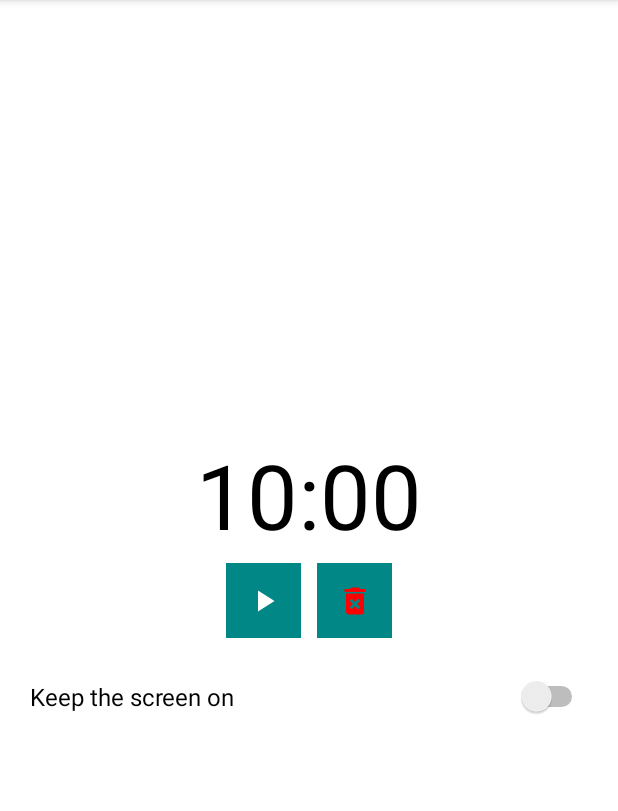
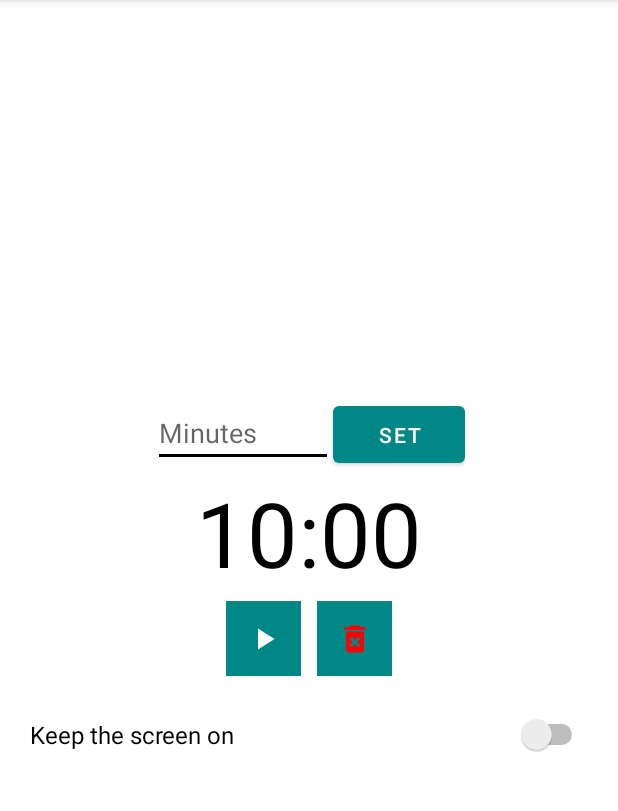
Before and after one commit to thpir/Galaxy-Alarm-Clock, an Android app: the fragment TabFragment3 shown on its own in the app's theme, on a phone screen of 412 x 824 dp, the part 84-895 px from its top. Run offline under Robolectric (Android 15) with nearby library versions, the phone set to English and light mode, and no system bars.

Commit message:
Timer updated

```diff
--- a/app/src/main/java/com/example/galaxyalarmclock/TabFragment3.java
+++ b/app/src/main/java/com/example/galaxyalarmclock/TabFragment3.java
@@ -1,54 +1,43 @@
 package com.example.galaxyalarmclock;
 
-import android.media.Image;
+import android.content.Context;
+import android.content.SharedPreferences;
 import android.os.Bundle;
 
 import androidx.fragment.app.Fragment;
 
 import android.os.CountDownTimer;
-import android.os.SystemClock;
 import android.view.LayoutInflater;
 import android.view.View;
 import android.view.ViewGroup;
 import android.view.WindowManager;
+import android.view.inputmethod.InputMethod;
+import android.view.inputmethod.InputMethodManager;
+import android.widget.Button;
 import android.widget.CompoundButton;
+import android.widget.EditText;
 import android.widget.ImageButton;
 import android.widget.Switch;
 import android.widget.TextView;
+import android.widget.Toast;
 
 import java.util.Locale;
 
 public class TabFragment3 extends Fragment {
 
     private View mView;
-    private ImageButton mPlay;
-    private ImageButton mReset;
+    private ImageButton mButtonPlay;
+    private ImageButton mButtonReset;
+    private Button mButtonSet;
+    private EditText mEditTextInput;
     private TextView mTextviewCountdown;
     private CountDownTimer mCountDownTimer;
     private boolean mTimerRunning;
     private boolean keepScreenOn = false;
-    private static final long startTimeInMillis = 600000;
-    private long mTimeLeftInMillis = startTimeInMillis;
+    private long mStartTimeInMillis;
+    private long mTimeLeftInMillis = mStartTimeInMillis;
     private long mEndTime;
     private Switch mSwitch;
-
-    @Override
-    public void onActivityCreated(Bundle savedInstanceState) {
-        super.onActivityCreated(savedInstanceState);
-        // restore instances
-        if (savedInstanceState != null) {
-            keepScreenOn = savedInstanceState.getBoolean(getKeepScreenOn());
-            mTimeLeftInMillis = savedInstanceState.getLong(getMillisLeft());
-            mTimerRunning = savedInstanceState.getBoolean(getTimerRunning());
-            updateCountDownText();
-
-            if(mTimerRunning) {
-                mEndTime = savedInstanceState.getLong(getEndTime());
-                mTimeLeftInMillis = mEndTime - System.currentTimeMillis();
-                startTimer();
-            }
-        }
-    }
 
     @Override
     public View onCreateView(LayoutInflater inflater, ViewGroup container,
@@ -56,27 +45,66 @@ public class TabFragment3 extends Fragment {
         // Inflate the layout for this fragment
         mView = inflater.inflate(R.layout.tab_fragment3, container, false);
         mSwitch = (Switch) mView.findViewById(R.id.switch3);
-        mPlay = (ImageButton) mView.findViewById(R.id.imagebuttonPlay);
-        mReset = (ImageButton) mView.findViewById(R.id.imagebuttonReset);
+        mButtonPlay = (ImageButton) mView.findViewById(R.id.imagebuttonPlay);
+        mButtonReset = (ImageButton) mView.findViewById(R.id.imagebuttonReset);
+        mButtonSet = (Button) mView.findViewById(R.id.buttonSet);
+        mEditTextInput = (EditText) mView.findViewById(R.id.edittextInput);
         mTextviewCountdown = (TextView) mView.findViewById(R.id.textviewCountdown);
-        configureImagebuttons();
-        updateCountDownText();
+        configureButtonClicks();
+        //updateCountDownText(); is already called in onStart function
         return mView;
     }
 
     @Override
-    public void onSaveInstanceState(Bundle outState) {
-        super.onSaveInstanceState(outState);
-        // save instances
-        outState.putLong(getMillisLeft(), mTimeLeftInMillis());
-        outState.putBoolean(getTimerRunning(), mTimerRunning());
-        outState.putLong(getEndTime(), mEndTime());
-        outState.putBoolean(getKeepScreenOn(), keepScreenOn());
+    public void onStop() {
+        super.onStop();
+
+        SharedPreferences mSharedPreferences = getActivity().getSharedPreferences(getSharedPreferences(), Context.MODE_PRIVATE);
+        SharedPreferences.Editor mEditor = mSharedPreferences.edit();
+
+        mEditor.putLong("startTimeInMillis", mStartTimeInMillis);
+        mEditor.putLong(getMillisLeft(), mTimeLeftInMillis());
+        mEditor.putBoolean(getTimerRunning(), mTimerRunning());
+        mEditor.putLong(getEndTime(), mEndTime());
+        mEditor.putBoolean(getKeepScreenOn(), keepScreenOn());
+
+        mEditor.apply(); // save instances
+
+        if (mCountDownTimer != null) {
+            mCountDownTimer.cancel(); // stop the countdown timer
+        }
     }
 
-    private void configureImagebuttons() {
+    @Override
+    public void onStart() {
+        super.onStart();
 
-        mPlay.setOnClickListener(new View.OnClickListener() {
+        SharedPreferences mSharedPreferences = getActivity().getSharedPreferences(getSharedPreferences(), Context.MODE_PRIVATE);
+
+        mStartTimeInMillis = mSharedPreferences.getLong("startTimeInMillis", 600000);
+        mTimeLeftInMillis = mSharedPreferences.getLong(getMillisLeft(), mStartTimeInMillis);
+        mTimerRunning = mSharedPreferences.getBoolean(getTimerRunning(), false);
+        keepScreenOn = mSharedPreferences.getBoolean(getKeepScreenOn(), false);
+
+        updateCountDownText();
+
+        if(mTimerRunning) {
+            mEndTime = mSharedPreferences.getLong(getEndTime(), 0);
+            mTimeLeftInMillis = mEndTime - System.currentTimeMillis();
+
+            if (mTimeLeftInMillis < 0) {
+                mTimeLeftInMillis = 0;
+                mTimerRunning = false;
+                updateCountDownText();
+            } else {
+                startTimer();
+            }
+        }
+    }
+
+    private void configureButtonClicks() {
+
+        mButtonPlay.setOnClickListener(new View.OnClickListener() {
             @Override
             public void onClick(View view) {
                 if (mTimerRunning) {
@@ -87,10 +115,32 @@ public class TabFragment3 extends Fragment {
             }
         });
 
-        mReset.setOnClickListener(new View.OnClickListener() {
+        mButtonReset.setOnClickListener(new View.OnClickListener() {
             @Override
             public void onClick(View view) {
                 resetTimer();
+            }
+        });
+
+        mButtonSet.setOnClickListener(new View.OnClickListener() {
+            @Override
+            public void onClick(View view) {
+                String input = mEditTextInput.getText().toString();
+                if (input.length() == 0) {
+                    Toast.makeText(getActivity(), "Fill in any number of minutes", Toast.LENGTH_SHORT).show();
+                    return;
+                }
+
+                long millisInput = Long.parseLong(input) * 60000;
+
+                if (millisInput == 0) {
+                    Toast.makeText(getActivity(), "Please enter a positive number", Toast.LENGTH_SHORT).show();
+                    return;
+                }
+
+                resetTimer(); //if the timer is running we need to reset the running timer to set it to a new value
+                setTime(millisInput);
+                mEditTextInput.setText("");
             }
         });
 
@@ -120,19 +170,19 @@ public class TabFragment3 extends Fragment {
             @Override
             public void onFinish() {
                 mTimerRunning = false;
-                mPlay.setImageResource(R.drawable.icon_play);
+                mButtonPlay.setImageResource(R.drawable.icon_play);
                 resetTimer();
             }
         }.start();
 
         mTimerRunning = true;
-        mPlay.setImageResource(R.drawable.icon_pause);
+        mButtonPlay.setImageResource(R.drawable.icon_pause);
     }
 
     private void pauseTimer() {
         mCountDownTimer.cancel();
         mTimerRunning = false;
-        mPlay.setImageResource(R.drawable.icon_play);
+        mButtonPlay.setImageResource(R.drawable.icon_play);
     }
 
     private void resetTimer() {
@@ -140,15 +190,28 @@ public class TabFragment3 extends Fragment {
             mCountDownTimer.cancel();
         }
         mTimerRunning = false;
-        mTimeLeftInMillis = startTimeInMillis;
+        mTimeLeftInMillis = mStartTimeInMillis;
         updateCountDownText();
     }
 
+    private void setTime(long milliseconds) {
+        mStartTimeInMillis = milliseconds;
+        resetTimer();
+    }
+
     private void updateCountDownText() {
-        int minutes = (int) (mTimeLeftInMillis / 1000) / 60;
+        int hours = (int) (mTimeLeftInMillis / 1000) / 3600;
+        int minutes = (int) ((mTimeLeftInMillis / 1000) % 3600) / 60;
         int seconds = (int) (mTimeLeftInMillis / 1000) % 60;
 
-        String timeLeftFormatted = String.format(Locale.getDefault(),"%02d:%02d", minutes, seconds);
+        String timeLeftFormatted;
+        if (hours > 0) {
+            timeLeftFormatted = String.format(Locale.getDefault(),
+                    "%d:%02d:%02d", hours, minutes, seconds);
+        } else {
+            timeLeftFormatted = String.format(Locale.getDefault(),
+                    "%02d:%02d", minutes, seconds);
+        }
         mTextviewCountdown.setText(timeLeftFormatted);
     }
 
@@ -158,9 +221,9 @@ public class TabFragment3 extends Fragment {
 
     private final String getEndTime() {return "END_TIME" + getId();}
 
-    private final String getKeepScreenOn() {
-        return "KEEP_SCREEN_ON" + getId();
-    }
+    private final String getKeepScreenOn() {return "KEEP_SCREEN_ON" + getId();}
+
+    private final String getSharedPreferences() {return "GET_SHARED_PREFERENCES" + getId();}
 
     private long mTimeLeftInMillis() {return mTimeLeftInMillis;}
 
--- a/app/src/main/res/layout/tab_fragment3.xml
+++ b/app/src/main/res/layout/tab_fragment3.xml
@@ -8,6 +8,27 @@
     android:id="@+id/tabFragment3"
     android:background="@color/white"
     tools:context=".TabFragment3">
+
+    <LinearLayout
+        android:layout_width="wrap_content"
+        android:layout_height="wrap_content"
+        android:orientation="horizontal">
+
+        <EditText
+            android:id="@+id/edittextInput"
+            android:layout_width="120dp"
+            android:layout_height="wrap_content"
+            android:hint="Minutes"
+            android:inputType="number"
+            android:maxLength="4"/>
+
+        <Button
+            android:id="@+id/buttonSet"
+            android:layout_width="wrap_content"
+            android:layout_height="50dp"
+            android:text="SET"/>
+
+    </LinearLayout>
 
     <TextView
         android:id="@+id/textviewCountdown"
```
